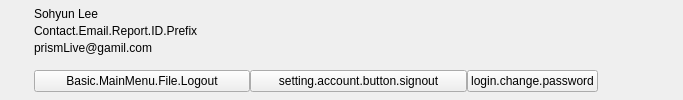
The window that src/prism-live-studio/PRISMLiveStudio/prism-ui/main/PLSSettingGeneralView.ui (naver/prism-live-studio) describes before a commit, drawn with Qt 5.
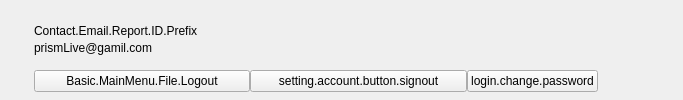
The same window after the commit. Custom widgets are drawn as their Qt base class.

Diff of the .ui file:
```diff
--- a/src/prism-live-studio/PRISMLiveStudio/prism-ui/main/PLSSettingGeneralView.ui
+++ b/src/prism-live-studio/PRISMLiveStudio/prism-ui/main/PLSSettingGeneralView.ui
@@ -93,7 +93,7 @@
        <item>
         <widget class="QLabel" name="nickName">
          <property name="text">
-          <string>Sohyun Lee</string>
+          <string></string>
          </property>
         </widget>
        </item>
```
